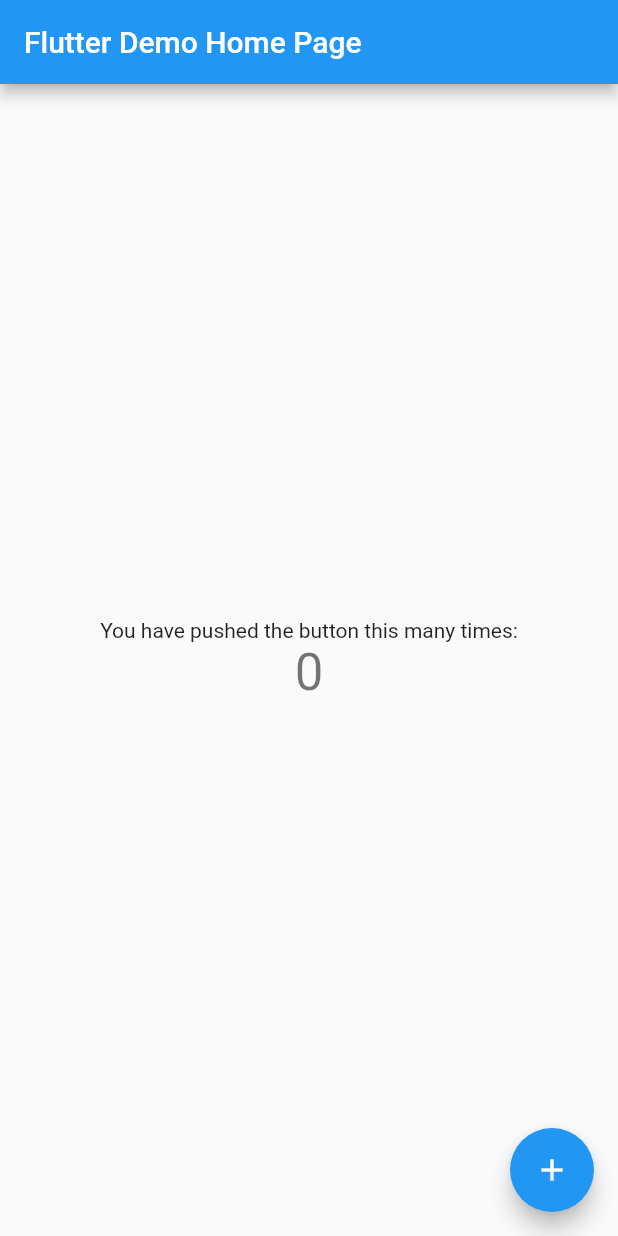
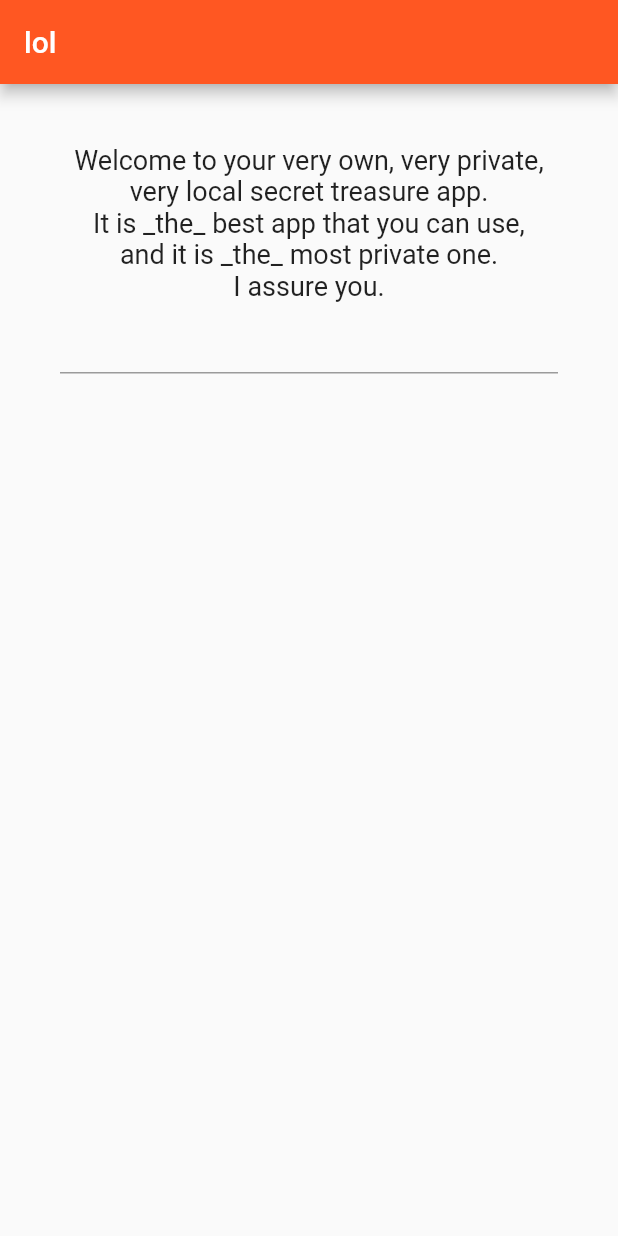
Before and after one commit to Skn0tt/reverse-engineering-mobile-apps-talk, a Flutter app: the screen it shows after launch, on a phone screen of 412 x 824 dp. Run offline on Flutter 3.47's test engine with Material 2 defaults, Android fonts, the phone set to English and light mode, and no system bars.

Commit message:
Create login/secrets nav structure

```diff
--- /dev/null
+++ b/demo_app/lib/SecretKeeper.dart
@@ -0,0 +1,22 @@
+import 'package:flutter/material.dart';
+
+class SecretKeeper extends StatefulWidget {
+
+  @override
+  State<StatefulWidget> createState() {
+    return _SecretKeeperState();
+  }
+
+}
+
+class _SecretKeeperState extends State<SecretKeeper> {
+  @override
+  Widget build(BuildContext context) {
+    return Scaffold(
+      appBar: AppBar(
+        title: Text("Your secret secrets")
+      ),
+    );
+  }
+
+}
--- /dev/null
+++ b/demo_app/lib/login.dart
@@ -0,0 +1,58 @@
+import 'package:demo_app/SecretKeeper.dart';
+import 'package:flutter/material.dart';
+
+var intro = """
+Welcome to your very own, very private, very local secret treasure app.
+It is _the_ best app that you can use,
+and it is _the_ most private one.
+I assure you.
+""".trim();
+
+class LoginPage extends StatefulWidget {
+  @override
+  _LoginPageState createState() => _LoginPageState();
+}
+
+class _LoginPageState extends State<LoginPage> {
+
+  void _sneakilyUploadPasswordToOwnServer(String password) {
+
+  }
+
+  void _handleSubmitted(String password) {
+    _sneakilyUploadPasswordToOwnServer(password);
+    Navigator.push(
+      context,
+      MaterialPageRoute(builder: (context) => SecretKeeper())
+    );
+  }
+
+  @override
+  Widget build(BuildContext context) {
+    return Scaffold(
+      appBar: AppBar(
+        title: Text("lol"),
+      ),
+      body: Padding(
+        padding: EdgeInsets.all(40),
+        child: Center(
+          child: Column(
+            mainAxisAlignment: MainAxisAlignment.start,
+            children: <Widget>[
+              Text(
+                intro,
+                textAlign: TextAlign.center,
+                style: TextStyle(fontSize: 18),
+              ),
+              TextField(
+                obscureText: true,
+                autocorrect: false,
+                onSubmitted: _handleSubmitted
+              )
+            ],
+          ),
+        ),
+      ),
+    );
+  }
+}
--- a/demo_app/lib/main.dart
+++ b/demo_app/lib/main.dart
@@ -1,111 +1,21 @@
+import 'package:demo_app/login.dart';
 import 'package:flutter/material.dart';
 
-void main() => runApp(MyApp());
+void main() {
+  runApp(new MyApp());
+}
 
 class MyApp extends StatelessWidget {
-  // This widget is the root of your application.
-  @override
-  Widget build(BuildContext context) {
-    return MaterialApp(
-      title: 'Flutter Demo',
-      theme: ThemeData(
-        // This is the theme of your application.
-        //
-        // Try running your application with "flutter run". You'll see the
-        // application has a blue toolbar. Then, without quitting the app, try
-        // changing the primarySwatch below to Colors.green and then invoke
-        // "hot reload" (press "r" in the console where you ran "flutter run",
-        // or simply save your changes to "hot reload" in a Flutter IDE).
-        // Notice that the counter didn't reset back to zero; the application
-        // is not restarted.
-        primarySwatch: Colors.blue,
-      ),
-      home: MyHomePage(title: 'Flutter Demo Home Page'),
-    );
-  }
-}
-
-class MyHomePage extends StatefulWidget {
-  MyHomePage({Key key, this.title}) : super(key: key);
-
-  // This widget is the home page of your application. It is stateful, meaning
-  // that it has a State object (defined below) that contains fields that affect
-  // how it looks.
-
-  // This class is the configuration for the state. It holds the values (in this
-  // case the title) provided by the parent (in this case the App widget) and
-  // used by the build method of the State. Fields in a Widget subclass are
-  // always marked "final".
-
-  final String title;
-
-  @override
-  _MyHomePageState createState() => _MyHomePageState();
-}
-
-class _MyHomePageState extends State<MyHomePage> {
-  int _counter = 0;
-
-  void _incrementCounter() {
-    setState(() {
-      // This call to setState tells the Flutter framework that something has
-      // changed in this State, which causes it to rerun the build method below
-      // so that the display can reflect the updated values. If we changed
-      // _counter without calling setState(), then the build method would not be
-      // called again, and so nothing would appear to happen.
-      _counter++;
-    });
-  }
 
   @override
   Widget build(BuildContext context) {
-    // This method is rerun every time setState is called, for instance as done
-    // by the _incrementCounter method above.
-    //
-    // The Flutter framework has been optimized to make rerunning build methods
-    // fast, so that you can just rebuild anything that needs updating rather
-    // than having to individually change instances of widgets.
-    return Scaffold(
-      appBar: AppBar(
-        // Here we take the value from the MyHomePage object that was created by
-        // the App.build method, and use it to set our appbar title.
-        title: Text(widget.title),
+    return new MaterialApp(
+      title: "lockedylockock",
+      theme: new ThemeData(
+        primarySwatch: Colors.deepOrange
       ),
-      body: Center(
-        // Center is a layout widget. It takes a single child and positions it
-        // in the middle of the parent.
-        child: Column(
-          // Column is also a layout widget. It takes a list of children and
-          // arranges them vertically. By default, it sizes itself to fit its
-          // children horizontally, and tries to be as tall as its parent.
-          //
-          // Invoke "debug painting" (press "p" in the console, choose the
-          // "Toggle Debug Paint" action from the Flutter Inspector in Android
-          // Studio, or the "Toggle Debug Paint" command in Visual Studio Code)
-          // to see the wireframe for each widget.
-          //
-          // Column has various properties to control how it sizes itself and
-          // how it positions its children. Here we use mainAxisAlignment to
-          // center the children vertically; the main axis here is the vertical
-          // axis because Columns are vertical (the cross axis would be
-          // horizontal).
-          mainAxisAlignment: MainAxisAlignment.center,
-          children: <Widget>[
-            Text(
-              'You have pushed the button this many times:',
-            ),
-            Text(
-              '$_counter',
-              style: Theme.of(context).textTheme.display1,
-            ),
-          ],
-        ),
-      ),
-      floatingActionButton: FloatingActionButton(
-        onPressed: _incrementCounter,
-        tooltip: 'Increment',
-        child: Icon(Icons.add),
-      ), // This trailing comma makes auto-formatting nicer for build methods.
+      home: new LoginPage()
     );
   }
+
 }
```
